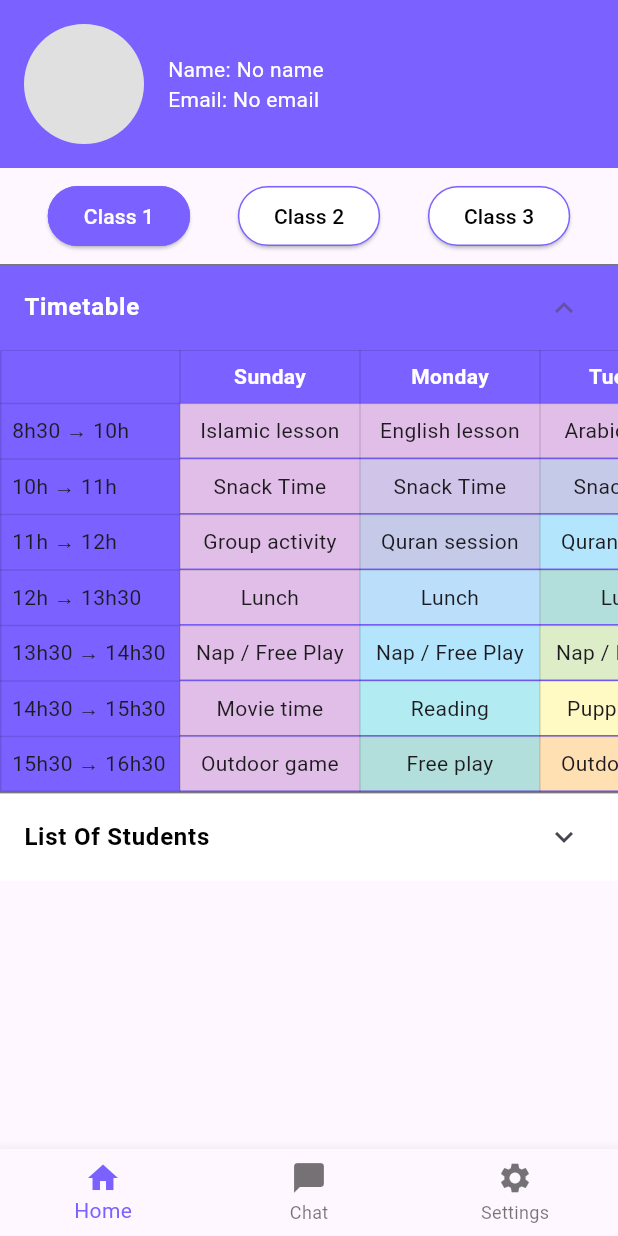
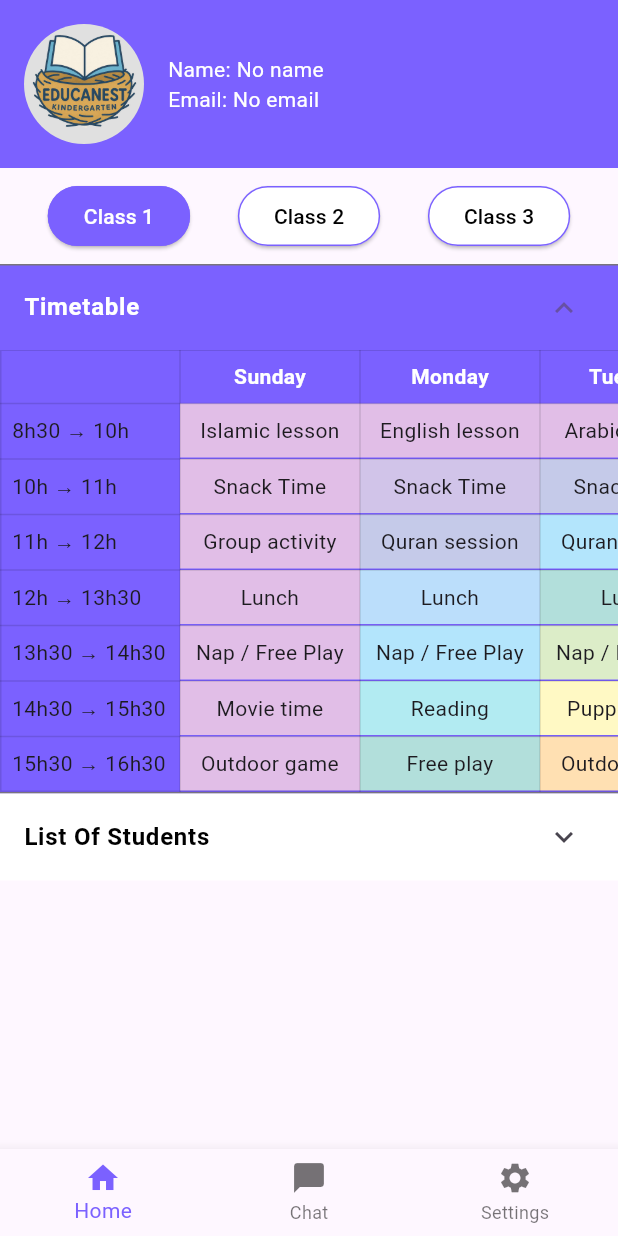
Before and after one commit to Redha4Dev/auth-test, a Flutter app: the NavigationSpine screen opened directly, after a tap on "Timetable", on a phone screen of 412 x 824 dp. Run offline on Flutter 3.47's test engine with Material 3 defaults, Android fonts, the light colour scheme and no system bars; our stand-ins replace jwt_decoder, shared_preferences; accounts and stored records are empty.

Commit message:
updated the dashboard

```diff
--- a/mobile/lib/pages/teacher_dashboard.dart
+++ b/mobile/lib/pages/teacher_dashboard.dart
@@ -123,7 +123,11 @@ class _TeacherDashboardState extends State<TeacherDashboard> {
             child: Row(
               crossAxisAlignment: CrossAxisAlignment.center,
               children: [
-                CircleAvatar(radius: 40, backgroundColor: Colors.grey[300]),
+                CircleAvatar(
+                  radius: 40,
+                  backgroundColor: Colors.grey[300],
+                  backgroundImage: AssetImage('assets/educanest.png'),
+                ),
                 const SizedBox(width: 16),
                 Column(
                   crossAxisAlignment: CrossAxisAlignment.start,
```
Also changed, not shown: mobile/assets/educanest.png (added).
